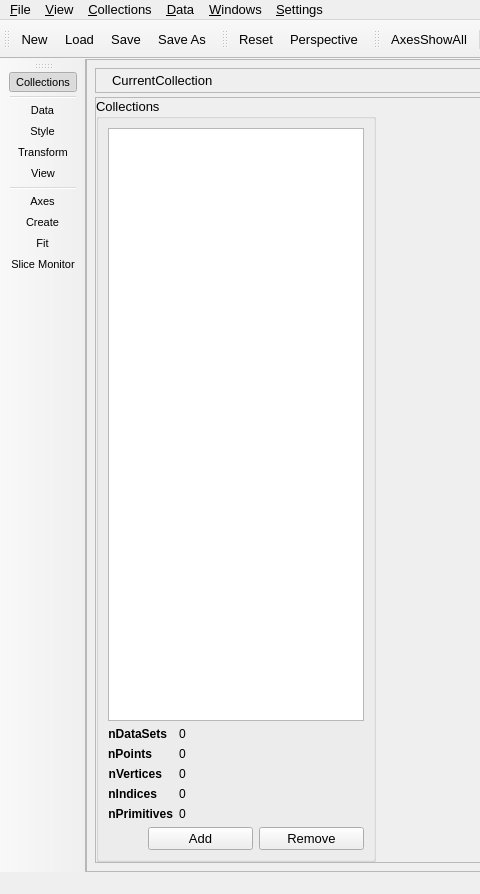
Above: src/gui/uchroma.ui from trisyoungs/uchroma before the change; both pictures show x 0 to 480 and y 0 to 894 of the 1092 by 894 pixel window. Below: the same form after it.
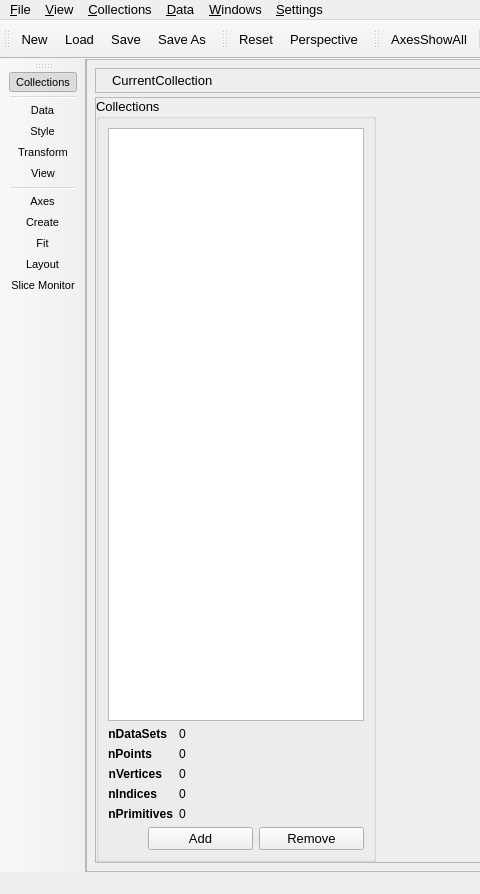
That is the form after the change. Icons and pictures are not drawn. Custom widgets are drawn as their Qt base class.

Commit message: Added basic LayoutWindow, containing a skeleton custom widget PaneOrganiser, to allow rearrangement of panes.

The edit to the form file:
```diff
--- a/src/gui/uchroma.ui
+++ b/src/gui/uchroma.ui
@@ -732,6 +732,7 @@
    <addaction name="actionWindowsAxes"/>
    <addaction name="actionWindowsCreate"/>
    <addaction name="actionWindowsFit"/>
+   <addaction name="actionWindowsLayout"/>
    <addaction name="actionWindowsSliceMonitor"/>
   </widget>
   <widget class="QToolBar" name="ViewToolBar">
@@ -1189,6 +1190,17 @@
     <string>Create new collections from scratch</string>
    </property>
   </action>
+  <action name="actionWindowsLayout">
+   <property name="checkable">
+    <bool>true</bool>
+   </property>
+   <property name="text">
+    <string>Layout</string>
+   </property>
+   <property name="toolTip">
+    <string>Adjust / modify pane number and layout</string>
+   </property>
+  </action>
  </widget>
  <customwidgets>
   <customwidget>
```
Left out of the diff: 2 changed lines with no effect on the pictures. The commit also changes 14 other files.
